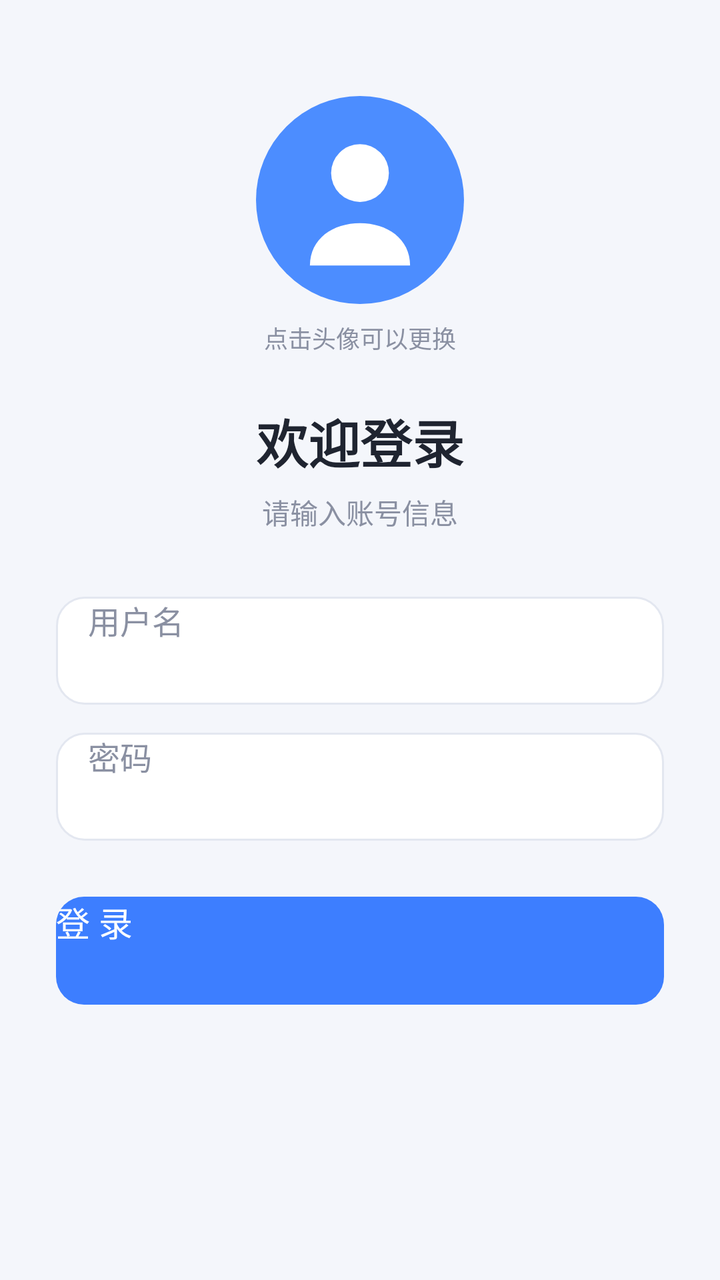
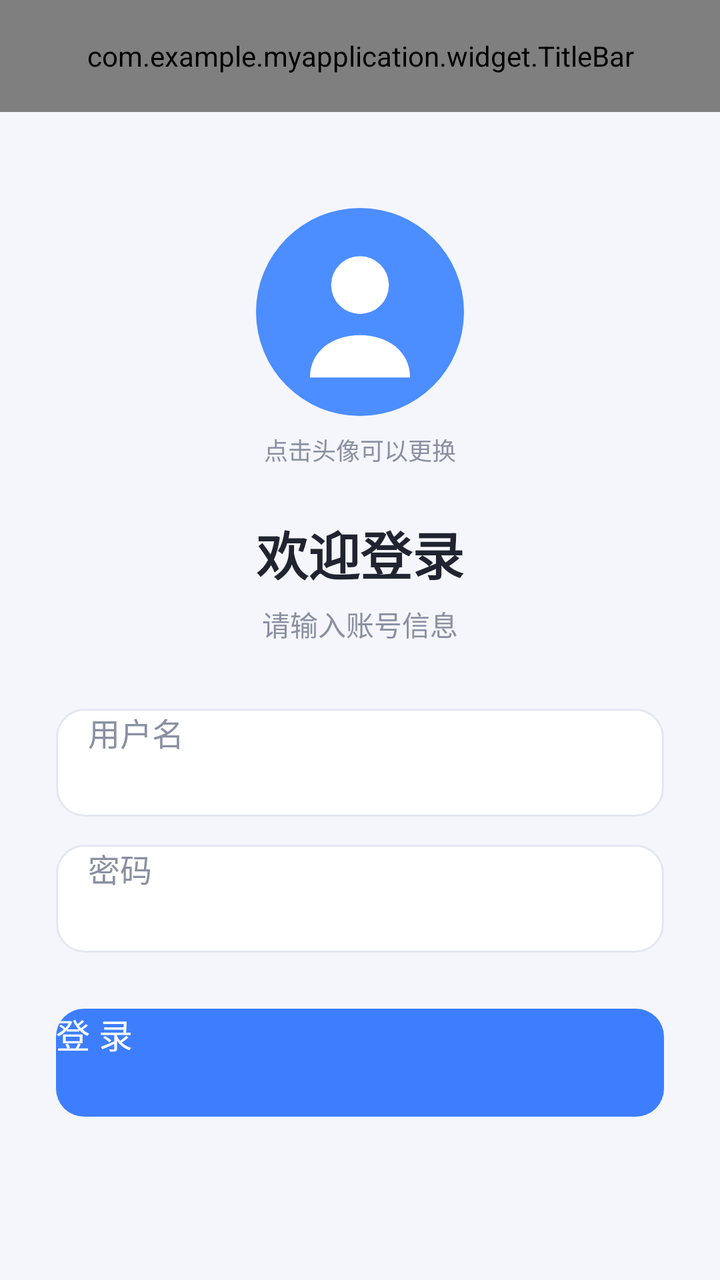

The first picture is an Android layout as it rendered before a commit; the second is the same layout after the commit. The layout source and the unified diff follow.
<!-- AndroidManifest.xml: activity theme Theme.MyApplication -->
<!-- res/layout/activity_login.xml -->
<?xml version="1.0" encoding="utf-8"?>
<ScrollView xmlns:android="http://schemas.android.com/apk/res/android"
    android:layout_width="match_parent"
    android:layout_height="match_parent"
    android:background="@color/page_bg"
    android:fillViewport="true"
    android:fitsSystemWindows="true">

    <LinearLayout
        android:layout_width="match_parent"
        android:layout_height="wrap_content"
        android:gravity="center_horizontal"
        android:orientation="vertical"
        android:paddingStart="28dp"
        android:paddingTop="48dp"
        android:paddingEnd="28dp"
        android:paddingBottom="32dp">

        
        <ImageView
            android:id="@+id/ivAvatar"
            android:layout_width="104dp"
            android:layout_height="104dp"
            android:background="?android:attr/selectableItemBackgroundBorderless"
            android:clickable="true"
            android:contentDescription="@string/select_avatar"
            android:focusable="true"
            android:scaleType="fitCenter"
            android:src="@drawable/avatar_1" />

        <TextView
            android:id="@+id/tvAvatarHint"
            android:layout_width="wrap_content"
            android:layout_height="wrap_content"
            android:layout_marginTop="8dp"
            android:text="@string/avatar_hint"
            android:textColor="@color/text_secondary"
            android:textSize="12sp" />

        <TextView
            android:layout_width="wrap_content"
            android:layout_height="wrap_content"
            android:layout_marginTop="24dp"
            android:text="@string/login_title"
            android:textColor="@color/text_primary"
            android:textSize="26sp"
            android:textStyle="bold" />

        <TextView
            android:layout_width="wrap_content"
            android:layout_height="wrap_content"
            android:layout_marginTop="6dp"
            android:text="@string/login_subtitle"
            android:textColor="@color/text_secondary"
            android:textSize="14sp" />

        
        <EditText
            android:id="@+id/etUsername"
            android:layout_width="match_parent"
            android:layout_height="54dp"
            android:layout_marginTop="32dp"
            android:background="@drawable/bg_input"
            android:hint="@string/hint_username"
            android:imeOptions="actionNext"
            android:inputType="text"
            android:maxLines="1"
            android:paddingStart="16dp"
            android:paddingEnd="16dp"
            android:singleLine="true"
            android:textColor="@color/text_primary"
            android:textColorHint="@color/text_secondary"
            android:textSize="16sp" />

        
        <EditText
            android:id="@+id/etPassword"
            android:layout_width="match_parent"
            android:layout_height="54dp"
            android:layout_marginTop="14dp"
            android:background="@drawable/bg_input"
            android:hint="@string/hint_password"
            android:imeOptions="actionDone"
            android:inputType="textPassword"
            android:maxLines="1"
            android:paddingStart="16dp"
            android:paddingEnd="16dp"
            android:singleLine="true"
            android:textColor="@color/text_primary"
            android:textColorHint="@color/text_secondary"
            android:textSize="16sp" />

        
        <Button
            android:id="@+id/btnLogin"
            android:layout_width="match_parent"
            android:layout_height="54dp"
            android:layout_marginTop="28dp"
            android:background="@drawable/bg_button"
            android:backgroundTint="@color/brand"
            android:text="@string/action_login"
            android:textAllCaps="false"
            android:textColor="@color/white"
            android:textSize="17sp" />

    </LinearLayout>
</ScrollView>
<!-- resources referenced by this layout -->
<resources>
  <color name="brand">#FF3D7EFF</color>
  <color name="page_bg">#FFF4F6FB</color>
  <color name="text_primary">#FF1F2430</color>
  <color name="text_secondary">#FF8A90A2</color>
  <color name="white">#FFFFFFFF</color>
  <!-- drawable avatar_1 (drawable) -->
  <?xml version="1.0" encoding="utf-8"?>
  <vector xmlns:android="http://schemas.android.com/apk/res/android"
      android:width="108dp"
      android:height="108dp"
      android:viewportWidth="108"
      android:viewportHeight="108">
  
      <path
          android:fillColor="#4C8DFF"
          android:pathData="M54,54m-54,0a54,54 0 1,0 108,0a54,54 0 1,0 -108,0" />
      <path
          android:fillColor="#FFFFFF"
          android:pathData="M39,40a15,15 0 1,0 30,0a15,15 0 1,0 -30,0" />
      <path
          android:fillColor="#FFFFFF"
          android:pathData="M28,88c0,-14 12,-22 26,-22s26,8 26,22z" />
  </vector>
  <!-- drawable bg_button (drawable) -->
  <?xml version="1.0" encoding="utf-8"?>
  <shape xmlns:android="http://schemas.android.com/apk/res/android"
      android:shape="rectangle">
  
      <solid android:color="@color/brand" />
      <corners android:radius="14dp" />
  </shape>
  <!-- drawable bg_input (drawable) -->
  <?xml version="1.0" encoding="utf-8"?>
  <shape xmlns:android="http://schemas.android.com/apk/res/android"
      android:shape="rectangle">
  
      <solid android:color="@color/input_bg" />
      <corners android:radius="14dp" />
      <stroke
          android:width="1dp"
          android:color="@color/input_stroke" />
  </shape>
  <string name="action_login">登 录</string>
  <string name="avatar_hint">点击头像可以更换</string>
  <string name="hint_password">密码</string>
  <string name="hint_username">用户名</string>
  <string name="login_subtitle">请输入账号信息</string>
  <string name="login_title">欢迎登录</string>
  <string name="select_avatar">选择头像</string>
  <style name="Theme.MyApplication" parent="android:Theme.Material.Light.NoActionBar">
          <item name="android:windowBackground">@color/page_bg</item>
          <item name="android:statusBarColor">@android:color/transparent</item>
          <item name="android:windowLightStatusBar">true</item>
      </style>
  <color name="input_bg">#FFFFFFFF</color>
  <color name="input_stroke">#FFE3E7F0</color>
</resources>

<!-- the commit's change to res/layout/activity_login.xml (unified diff, before → after) -->
@@ -1,10 +1,24 @@
 <?xml version="1.0" encoding="utf-8"?>
-<ScrollView xmlns:android="http://schemas.android.com/apk/res/android"
+<LinearLayout xmlns:android="http://schemas.android.com/apk/res/android"
+    xmlns:app="http://schemas.android.com/apk/res-auto"
     android:layout_width="match_parent"
     android:layout_height="match_parent"
     android:background="@color/page_bg"
-    android:fillViewport="true"
-    android:fitsSystemWindows="true">
+    android:fitsSystemWindows="true"
+    android:orientation="vertical">
+
+    
+    <com.example.myapplication.widget.TitleBar
+        android:id="@+id/titleBar"
+        android:layout_width="match_parent"
+        android:layout_height="56dp"
+        app:tbTitle="@string/label_login" />
+
+    <ScrollView
+        android:layout_width="match_parent"
+        android:layout_height="0dp"
+        android:layout_weight="1"
+        android:fillViewport="true">
 
     <LinearLayout
         android:layout_width="match_parent"
@@ -104,4 +118,5 @@
             android:textSize="17sp" />
 
     </LinearLayout>
-</ScrollView>
+    </ScrollView>
+</LinearLayout>
<!-- resource entries referenced after the edit -->
@@ -46,6 +46,7 @@
   <string name="avatar_hint">点击头像可以更换</string>
   <string name="hint_password">密码</string>
   <string name="hint_username">用户名</string>
+  <string name="label_login">登录</string>
   <string name="login_subtitle">请输入账号信息</string>
   <string name="login_title">欢迎登录</string>
   <string name="select_avatar">选择头像</string>
